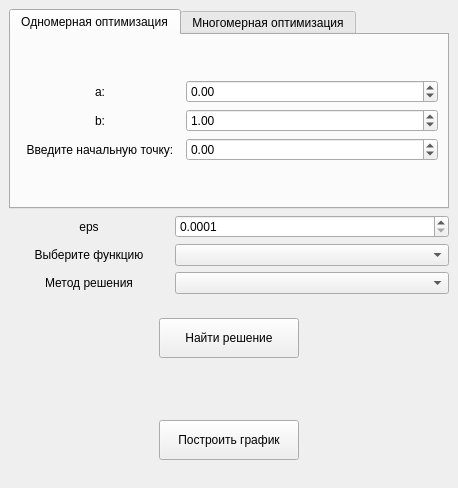
Before: the Qt Designer form mainwindow.ui in margarita-v/OptimizationMethods, drawn with Qt 5.
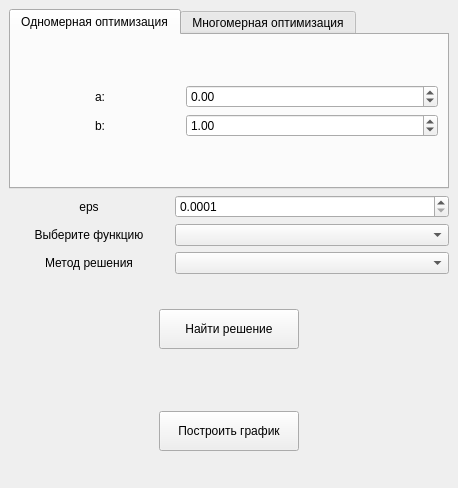
After: the same form once the commit is applied.

Patch:
```diff
--- a/mainwindow.ui
+++ b/mainwindow.ui
@@ -147,44 +147,6 @@
                </widget>
               </item>
               <item row="3" column="0">
-               <widget class="QLabel" name="lblFirstPoint">
-                <property name="minimumSize">
-                 <size>
-                  <width>160</width>
-                  <height>0</height>
-                 </size>
-                </property>
-                <property name="text">
-                 <string>Введите начальную точку:</string>
-                </property>
-                <property name="alignment">
-                 <set>Qt::AlignCenter</set>
-                </property>
-               </widget>
-              </item>
-              <item row="3" column="1">
-               <widget class="QDoubleSpinBox" name="dsbFirstPoint">
-                <property name="sizePolicy">
-                 <sizepolicy hsizetype="Expanding" vsizetype="Fixed">
-                  <horstretch>0</horstretch>
-                  <verstretch>0</verstretch>
-                 </sizepolicy>
-                </property>
-                <property name="maximumSize">
-                 <size>
-                  <width>500</width>
-                  <height>16777215</height>
-                 </size>
-                </property>
-                <property name="minimum">
-                 <double>-100.000000000000000</double>
-                </property>
-                <property name="maximum">
-                 <double>100.000000000000000</double>
-                </property>
-               </widget>
-              </item>
-              <item row="4" column="0">
                <spacer name="verticalSpacer_4">
                 <property name="orientation">
                  <enum>Qt::Vertical</enum>
```
Left out of the diff: 26 changed lines with no effect on the pictures.
